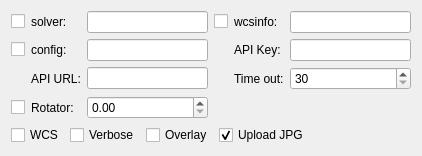
First picture: the form in kstars/ekos/align/opsalign.ui, repository KDE/kstars, before the edit.
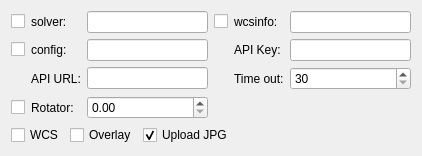
Second picture: the form after the edit.

What changed in the file:
```diff
--- a/kstars/ekos/align/opsalign.ui
+++ b/kstars/ekos/align/opsalign.ui
@@ -177,19 +177,6 @@
        </property>
       </widget>
      </item>
-     <item>
-      <widget class="QCheckBox" name="kcfg_AstrometrySolverVerbose">
-       <property name="toolTip">
-        <string>Log verbose solver output</string>
-       </property>
-       <property name="statusTip">
-        <string/>
-       </property>
-       <property name="text">
-        <string>Verbose</string>
-       </property>
-      </widget>
-     </item>
      <item>
       <widget class="QCheckBox" name="kcfg_AstrometrySolverOverlay">
        <property name="toolTip">
```
